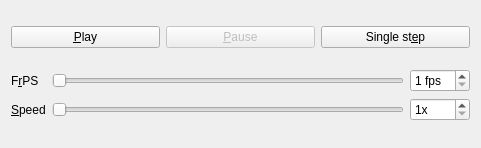
Above: src/ui/playercontrolwidget.ui from mina86/physics-opengl before the change. Below: the same form after it.
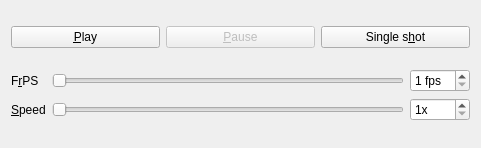
That is the form after the change.

Commit message:
PlayerControlWidget: Single step -> Single shot
Single Step has been replaced with single shot button which
causes "speed" iterations to pass instead of just one.

```diff
--- a/src/ui/playercontrolwidget.ui
+++ b/src/ui/playercontrolwidget.ui
@@ -48,7 +48,7 @@
         <bool>true</bool>
        </property>
        <property name="text">
-        <string>Single st&amp;ep</string>
+        <string>Single s&amp;hot</string>
        </property>
       </widget>
      </item>
```
The commit also changes 1 other file.
